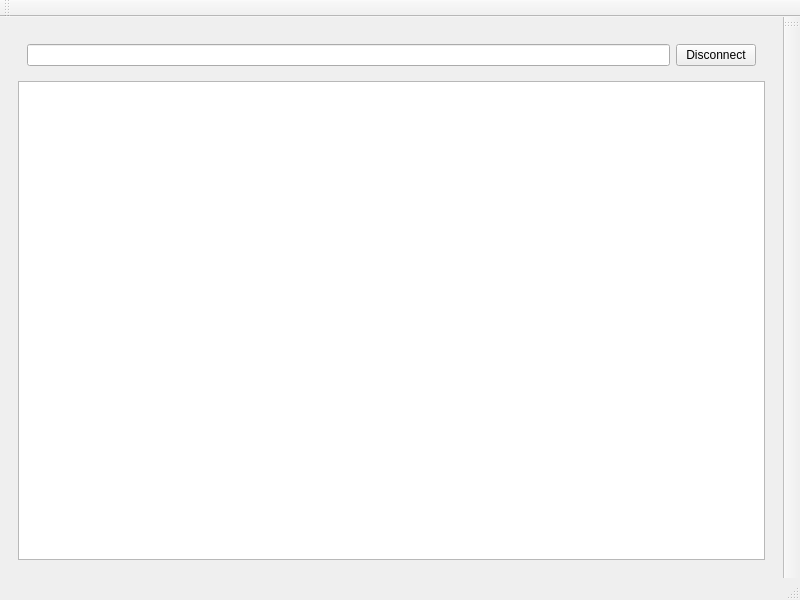
First picture: the form in src/src/qt/mainwindow.ui, repository RadekManak/icp-proj, before the edit.
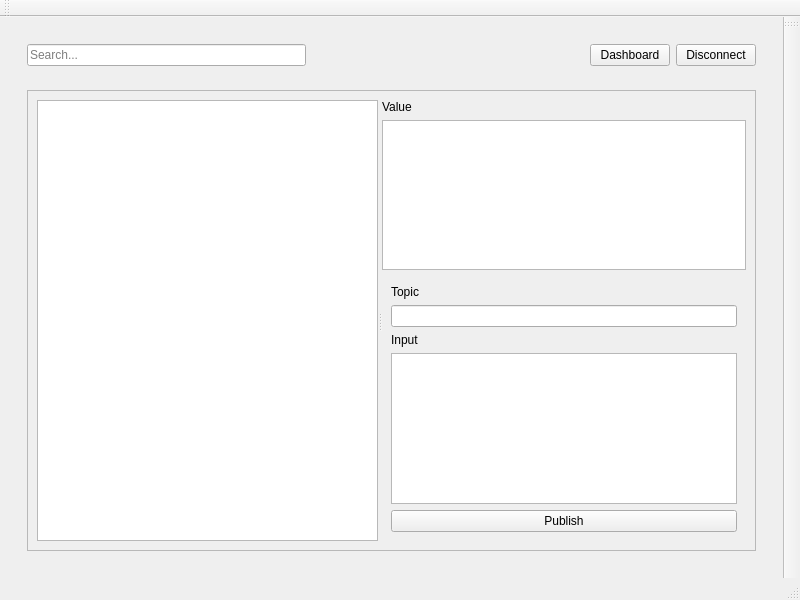
Second picture: the form after the edit. The open tabs and pages were chosen to show the change.

Commit message: Create simple explorer view ui, impl disconnect/reconnect

Patch:
```diff
--- a/src/src/qt/mainwindow.ui
+++ b/src/src/qt/mainwindow.ui
@@ -315,7 +315,31 @@
          <widget class="QWidget" name="widget" native="true">
           <layout class="QHBoxLayout" name="horizontalLayout_3">
            <item>
-            <widget class="QLineEdit" name="lineEdit"/>
+            <widget class="QLineEdit" name="searchLineEdit">
+             <property name="placeholderText">
+              <string>Search...</string>
+             </property>
+            </widget>
+           </item>
+           <item>
+            <spacer name="horizontalSpacer_4">
+             <property name="orientation">
+              <enum>Qt::Horizontal</enum>
+             </property>
+             <property name="sizeHint" stdset="0">
+              <size>
+               <width>40</width>
+               <height>20</height>
+              </size>
+             </property>
+            </spacer>
+           </item>
+           <item>
+            <widget class="QPushButton" name="pushButton_dashboard">
+             <property name="text">
+              <string>Dashboard</string>
+             </property>
+            </widget>
            </item>
            <item>
             <widget class="QPushButton" name="pushButton_disconnect">
@@ -328,7 +352,94 @@
          </widget>
         </item>
         <item>
-         <widget class="QTreeView" name="treeView"/>
+         <widget class="QWidget" name="explorer_main" native="true">
+          <layout class="QHBoxLayout" name="horizontalLayout_5">
+           <item>
+            <widget class="QScrollArea" name="scrollArea">
+             <property name="widgetResizable">
+              <bool>true</bool>
+             </property>
+             <widget class="QWidget" name="scrollAreaWidgetContents">
+              <property name="geometry">
+               <rect>
+                <x>0</x>
+                <y>0</y>
+                <width>746</width>
+                <height>443</height>
+               </rect>
+              </property>
+              <layout class="QHBoxLayout" name="horizontalLayout_4">
+               <item>
+                <widget class="QSplitter" name="splitter">
+                 <property name="orientation">
+                  <enum>Qt::Horizontal</enum>
+                 </property>
+                 <widget class="QTreeView" name="treeView"/>
+                 <widget class="QWidget" name="widget_2" native="true">
+                  <property name="minimumSize">
+                   <size>
+                    <width>0</width>
+                    <height>80</height>
+                   </size>
+                  </property>
+                  <layout class="QVBoxLayout" name="verticalLayout_4">
+                   <item>
+                    <widget class="QLabel" name="label_8">
+                     <property name="text">
+                      <string>Value</string>
+                     </property>
+                    </widget>
+                   </item>
+                   <item>
+                    <widget class="QPlainTextEdit" name="valueTextEdit"/>
+                   </item>
+                   <item>
+                    <widget class="QWidget" name="widget_3" native="true">
+                     <layout class="QVBoxLayout" name="verticalLayout_5">
+                      <item>
+                       <widget class="QLabel" name="label_6">
+                        <property name="text">
+                         <string>Topic</string>
+                        </property>
+                       </widget>
+                      </item>
+                      <item>
+                       <widget class="QLineEdit" name="topicLineEdit">
+                        <property name="text">
+                         <string/>
+                        </property>
+                       </widget>
+                      </item>
+                      <item>
+                       <widget class="QLabel" name="label_7">
+                        <property name="text">
+                         <string>Input</string>
+                        </property>
+                       </widget>
+                      </item>
+                      <item>
+                       <widget class="QPlainTextEdit" name="sendTextEdit"/>
+                      </item>
+                      <item>
+                       <widget class="QPushButton" name="pushButton_publish">
+                        <property name="text">
+                         <string>Publish</string>
+                        </property>
+                       </widget>
+                      </item>
+                     </layout>
+                    </widget>
+                   </item>
+                  </layout>
+                 </widget>
+                </widget>
+               </item>
+              </layout>
+             </widget>
+            </widget>
+           </item>
+          </layout>
+         </widget>
         </item>
        </layout>
       </widget>
```
Left out of the diff: 29 changed lines with no effect on the pictures. The commit also changes 3 other files.
